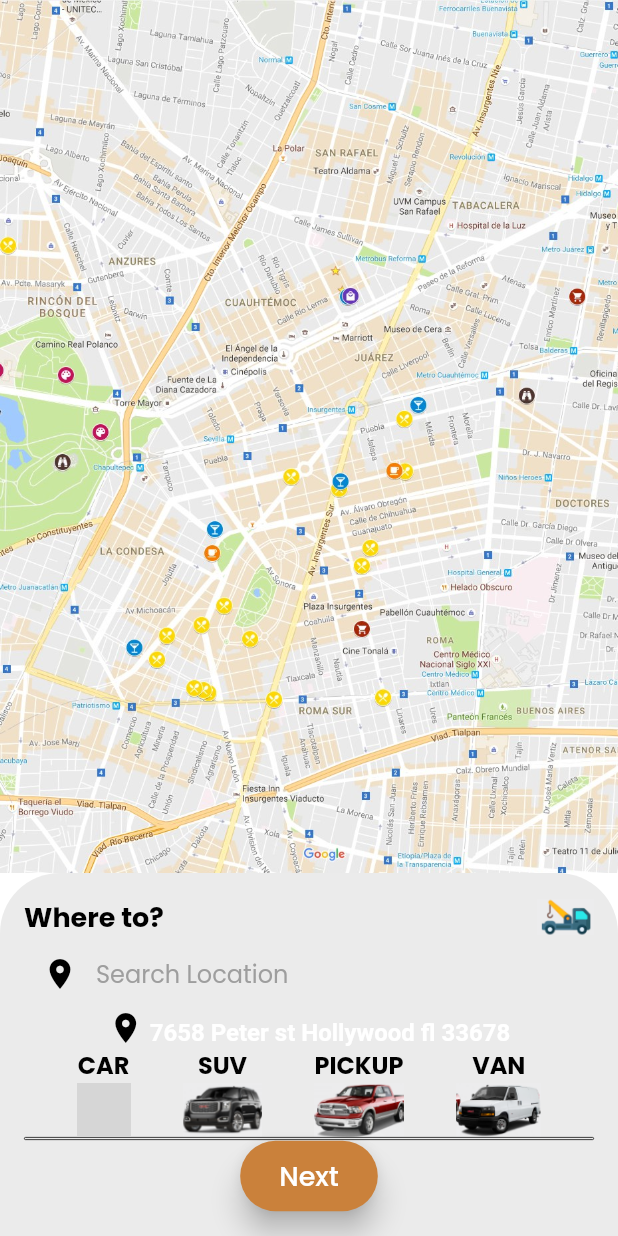
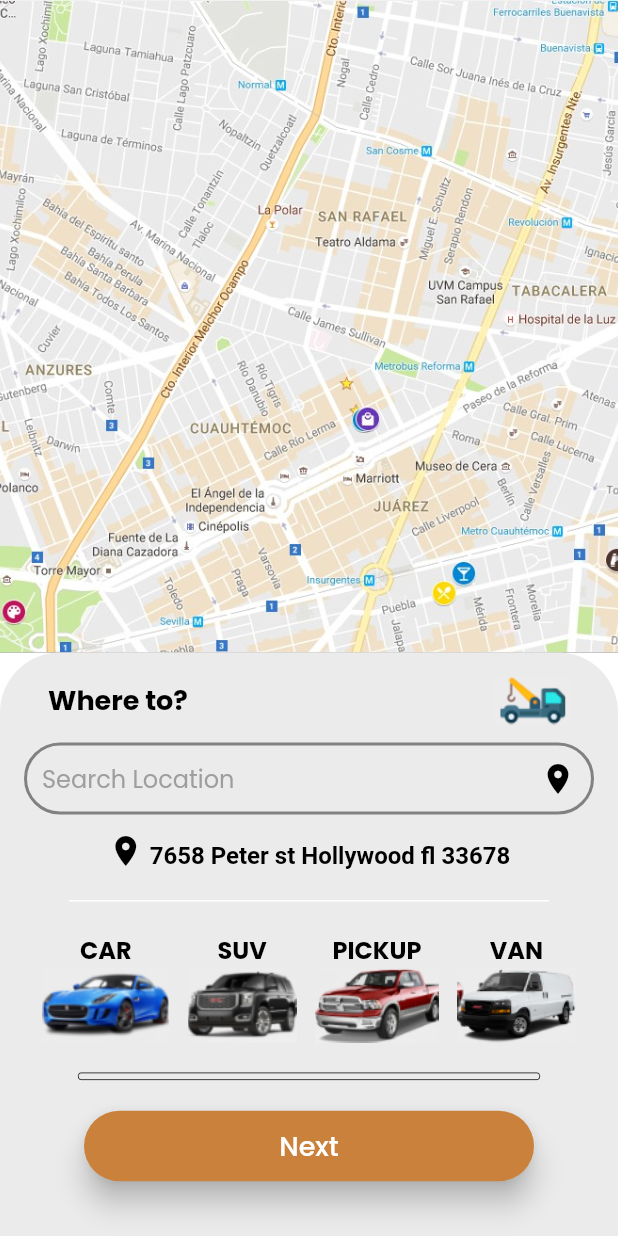
Before and after one commit to enzomarc/haulpra, a Flutter app: the TowingServiceHomePage screen opened directly, on a phone screen of 412 x 824 dp. Run offline on Flutter 3.47's test engine with Material 2 defaults, Android fonts, the phone set to English and light mode, and no system bars; our stand-ins replace font_awesome_flutter; grey boxes are pictures that could not be loaded.

Commit message:
Complete towing service home page

```diff
--- a/lib/constants/asset_constants.dart
+++ b/lib/constants/asset_constants.dart
@@ -14,7 +14,7 @@ class AssetConstants {
   static const String FORD = "assets/images/icons/fiat.png";
   static const String FIAT = "assets/images/icons/ford.png";
   static const String TOWING = "assets/images/icons/towing.png";
-  static const String CAR = "assets/images/icons/card.png";
+  static const String CAR = "assets/images/icons/car.png";
   static const String SUV = "assets/images/icons/suv.png";
   static const String PICKUP = "assets/images/icons/pickup.png";
   static const String VAN = "assets/images/icons/van.png";
--- a/lib/ui/services/towing/towing_base_home_page.dart
+++ b/lib/ui/services/towing/towing_base_home_page.dart
@@ -37,13 +37,13 @@ class _TowingServiceHomePageState extends State<TowingServiceHomePage> {
           ),
         ),
       ),
-      bottomNavigationBar: _bottomModal(),
+      bottomSheet: _bottomModal(),
     );
   }
 
   Widget _bottomModal() {
     return Container(
-      color: Colors.transparent,
+      color: Colors.white,
       child: Container(
         padding: EdgeInsets.all(16.0),
         decoration: BoxDecoration(
@@ -57,25 +57,42 @@ class _TowingServiceHomePageState extends State<TowingServiceHomePage> {
           mainAxisSize: MainAxisSize.min,
           children: [
             _topRow(),
+            SizedBox(height: 12.0),
             _searchField(),
+            SizedBox(height: 12.0),
             _addressText(),
+            SizedBox(height: 20.0),
+            Container(height: 1.0, color: Colors.white, margin: EdgeInsets.symmetric(horizontal: 30.0),),
+            SizedBox(height: 20.0),
             _carRow(),
+            SizedBox(height: 20.0),
             _divider(),
-            RoundedCornerButton(
-              "Next",
-              _onNextButtonPressed,
-              AppColors.orange,
-              Colors.white,
-            ),
+            SizedBox(height: 20.0),
+            _nextButton(),
+            SizedBox(height: 20.0),
           ],
         ),
       ),
     );
   }
 
+  Container _nextButton() {
+    return Container(
+      width: double.infinity,
+      padding: EdgeInsets.symmetric(horizontal: 40.0),
+      child: RoundedCornerButton(
+        "Next",
+        _onNextButtonPressed,
+        AppColors.orange,
+        Colors.white,
+      ),
+    );
+  }
+
   Container _divider() {
     return Container(
-      height: 2.0,
+      margin: EdgeInsets.symmetric(horizontal: 36.0),
+      height: 5.0,
       decoration: BoxDecoration(
         color: AppColors.lightGrey,
         border: Border.all(color: Colors.black, width: 0.5),
@@ -84,14 +101,17 @@ class _TowingServiceHomePageState extends State<TowingServiceHomePage> {
     );
   }
 
-  Row _topRow() {
-    return Row(
-      mainAxisAlignment: MainAxisAlignment.spaceBetween,
-      crossAxisAlignment: CrossAxisAlignment.center,
-      children: [
-        Bold18Black("Where to?"),
-        Image.asset(AssetConstants.TOWING, height: 24.0),
-      ],
+  Widget _topRow() {
+    return Padding(
+      padding: EdgeInsets.symmetric(horizontal: 16.0),
+      child: Row(
+        mainAxisAlignment: MainAxisAlignment.spaceBetween,
+        crossAxisAlignment: CrossAxisAlignment.center,
+        children: [
+          Bold18Black("Where to?"),
+          Image.asset(AssetConstants.TOWING, height: 32.0),
+        ],
+      ),
     );
   }
 
@@ -107,6 +127,7 @@ class _TowingServiceHomePageState extends State<TowingServiceHomePage> {
             style: TextStyle(
               fontWeight: FontWeight.bold,
               fontSize: 16,
+              color: Colors.black,
             ),
           ),
         ],
@@ -121,20 +142,20 @@ class _TowingServiceHomePageState extends State<TowingServiceHomePage> {
       decoration: InputDecoration(
         contentPadding: EdgeInsets.symmetric(horizontal: 12.0, vertical: 6.0),
         border: OutlineInputBorder(
-          borderSide: BorderSide(color: AppColors.lightGrey, width: 2.0),
+          borderSide: BorderSide(color: Colors.black45, width: 2.0),
           borderRadius: BorderRadius.all(Radius.circular(24.0)),
         ),
         enabledBorder: OutlineInputBorder(
-          borderSide: BorderSide(color: AppColors.lightGrey, width: 2.0),
+          borderSide: BorderSide(color: Colors.black45, width: 2.0),
           borderRadius: BorderRadius.all(Radius.circular(24.0)),
         ),
         focusedBorder: OutlineInputBorder(
-          borderSide: BorderSide(color: AppColors.lightGrey, width: 2.0),
+          borderSide: BorderSide(color: Colors.black45, width: 2.0),
           borderRadius: BorderRadius.all(Radius.circular(24.0)),
         ),
         hintText: "Search Location",
         hintStyle: TextStyle(color: Colors.grey),
-        prefixIcon: Icon(Icons.location_on, color: Colors.black),
+        suffixIcon: Icon(Icons.location_on, color: Colors.black),
       ),
     );
   }
@@ -145,7 +166,7 @@ class _TowingServiceHomePageState extends State<TowingServiceHomePage> {
       crossAxisAlignment: CrossAxisAlignment.center,
       children: [
         Bold16Black(text),
-        Image.asset(imagePath, height: 36.0),
+        Image.asset(imagePath, height: 50.0),
       ],
     );
   }
```
